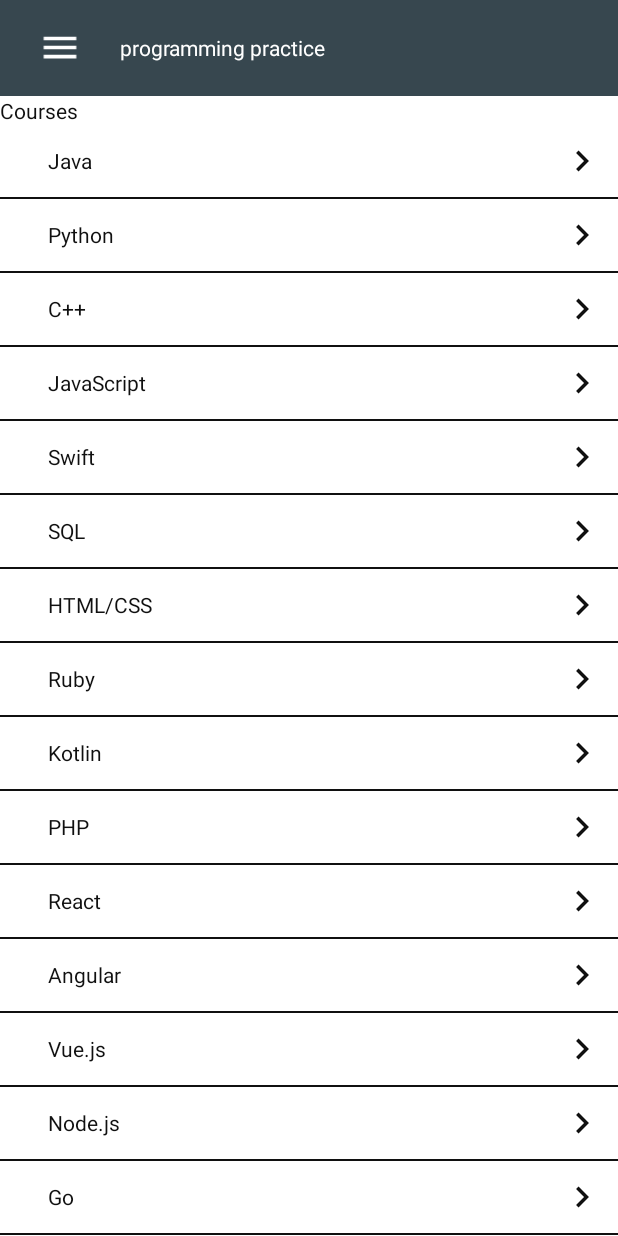
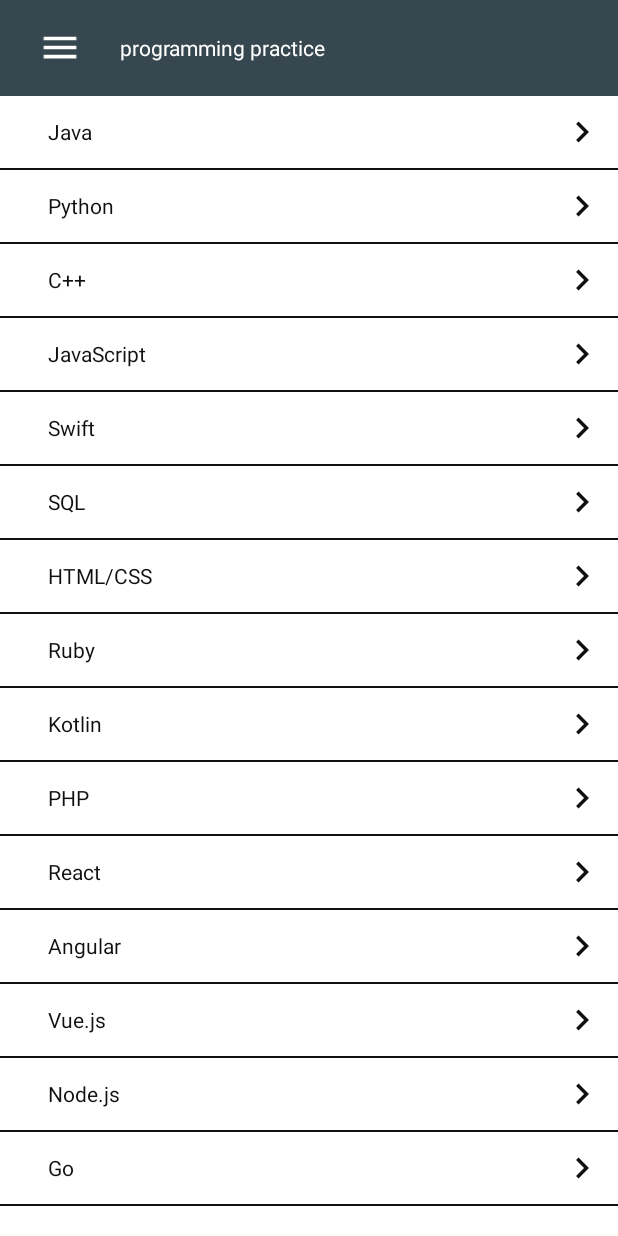
Before and after one commit to Kavan2003/programing_practice, an Android app: the screen it shows after launch (MainActivity), on a phone screen of 412 x 824 dp. Run offline under Robolectric (Android 15) with nearby library versions, the phone set to English and light mode, and no system bars.

Commit message:
Remove word Courses

```diff
--- a/app/src/main/res/layout/activity_main.xml
+++ b/app/src/main/res/layout/activity_main.xml
@@ -54,12 +54,7 @@
             </androidx.appcompat.widget.Toolbar>
         </com.google.android.material.appbar.AppBarLayout>
 
-        <TextView
-            android:layout_width="wrap_content"
-            android:layout_height="wrap_content"
-            android:text="@string/courses"
-            android:textColor="@color/primary_text_color"
-            />
+
 
 
 
```
